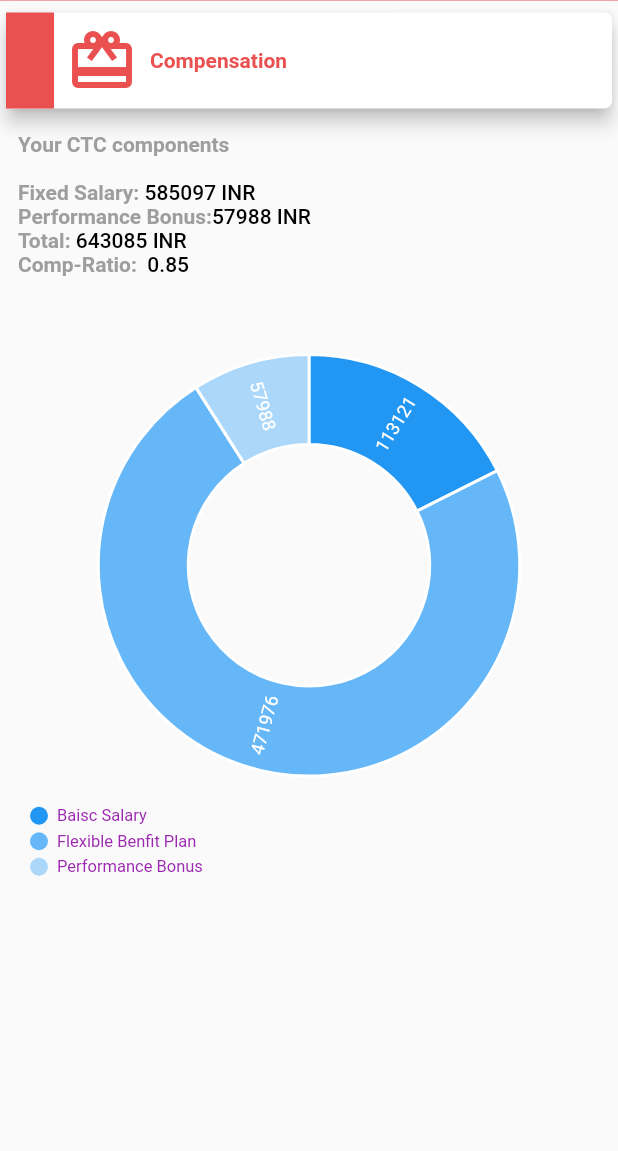
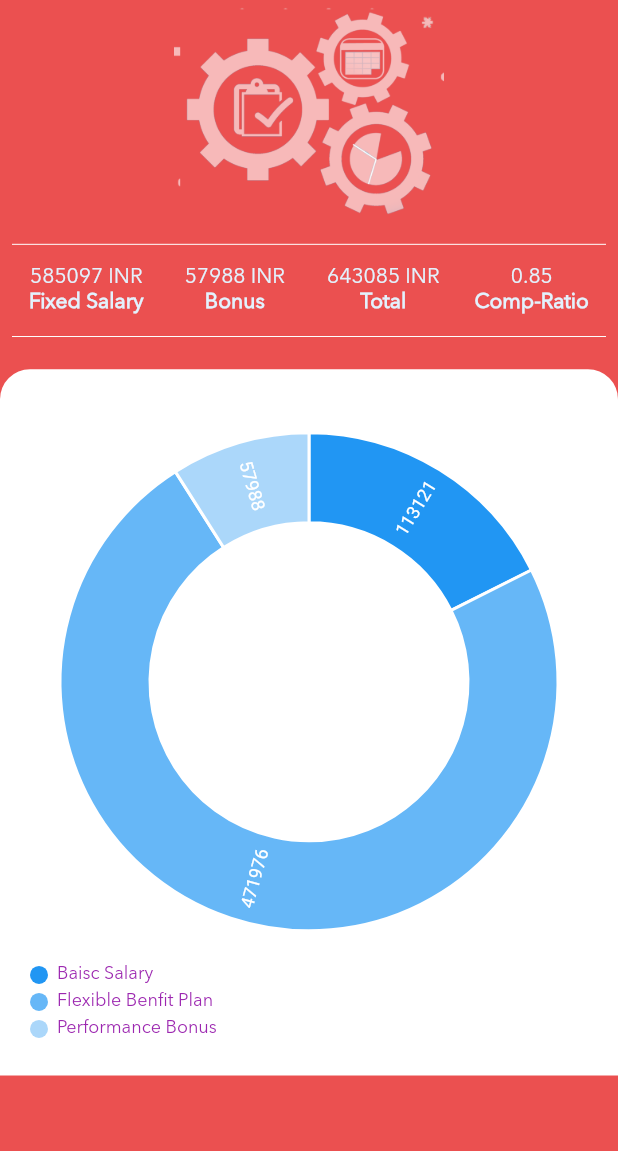
Before and after one commit to davinderkb/bonafide_app, a Flutter app: the MyRewards screen opened directly, on a phone screen of 412 x 824 dp, the part 85-1236 px from its top. Run offline on Flutter 3.47's test engine with Material 2 defaults, Android fonts, the phone set to English and light mode, and no system bars; our stand-ins replace cached_network_image, charts_flutter, dio, flutter_spinkit, toast; network calls fail; Roboto replaces fonts that are missing (Georgia).

Commit message:
Other Pages

```diff
--- a/lib/myrewards.dart
+++ b/lib/myrewards.dart
@@ -1,7 +1,10 @@
+import 'dart:ui';
+
 import 'package:bonafide_app/main.dart';
 import 'package:bonafide_app/util/constants.dart';
 import 'package:charts_flutter/flutter.dart' as charts;
 import 'package:flutter/material.dart';
+import 'package:bonafide_app/util/util.dart';
 
 class MyRewards extends StatelessWidget {
    List<charts.Series> seriesList;
@@ -11,6 +14,7 @@ class MyRewards extends StatelessWidget {
    int bonusAmount = getBonusAmount();
    int fixSalary;
    int totalSalary;
+   TextStyle style = TextStyle(fontFamily: 'AvenirNext', fontSize: 14.0, color: Color(0xff696969));
   MyRewards(bool animate){
     fixSalary = getBaseSalary()+getFbpAmount();
     totalSalary = fixSalary+getBonusAmount();
@@ -26,7 +30,10 @@ class MyRewards extends StatelessWidget {
 
   @override
   Widget build(BuildContext context) {
+    final _width = MediaQuery.of(context).size.width;
+    final _height = MediaQuery.of(context).size.height;
     return Scaffold(
+      backgroundColor: Color(0xffEB5050),
         appBar: new AppBar(
           title: Row(
               mainAxisAlignment: MainAxisAlignment.center,
@@ -49,98 +56,67 @@ class MyRewards extends StatelessWidget {
         ),
         drawer: MainNavigationDrawer(),
         body: SingleChildScrollView(
-
           child: Column(
               mainAxisAlignment: MainAxisAlignment.center,
               mainAxisSize: MainAxisSize.max,
               children: [
-                SizedBox(
-                  width:MediaQuery
-                      .of(context)
-                      .size
-                      .width ,
-                  height: 1.0,
-                  child: Container(color: Color(0xffEB5050),),
+
+                Container(
+
+                    child: Padding(
+                      padding: const EdgeInsets.fromLTRB(8.0, 0, 8, 8),
+                      child: Column(
+                        children: <Widget>[
+                          Center(
+                              child: Image.asset(
+                                  "assets/images/ic_rewards.png", height: _height/5.5,),),
+                          Container(
+                            width: _width,
+                            decoration: BoxDecoration(
+                              color: Color(0xffEB5050),
+                              borderRadius: BorderRadius.all(Radius.circular(16.0)),
                             ),
-                SizedBox(
-                  width:MediaQuery
-                      .of(context)
-                      .size
-                      .width ,
-                  height: 4.0,
+                            child: Column(
+                              children: <Widget>[
+                                new Divider(
+                                  height: _height / 30,
+                                  color: Colors.white,
+                                ),
+                                new Row(
+                                  children: <Widget>[
+                                    rowCell("$fixSalary INR", 'Fixed Salary'),
+                                    rowCell('$bonusAmount INR','Bonus'),
+                                    rowCell('$totalSalary INR', "Total"),
+                                    rowCell('0.85', "Comp-Ratio"),
+                                  ],
+                                ),
+                                new Divider(
+                                    height: _height / 30,
+                                    color: Colors.white),
+                              ],
+
 
                             ),
-                Card(
-                  elevation: 5.0,
-                  shape: RoundedRectangleBorder(
-                      borderRadius: new BorderRadius.circular(5.0)),
-                  child: Row(
-                      mainAxisAlignment: MainAxisAlignment.start,
-                      children: [
-                        Row(
-                            children: [
-                              Container(color: Color(0xffEB5050),width: 32,height: 64,),
-                              Padding(
-                                padding: const EdgeInsets.all(8.0),
-                                child: new Row(
-                                  mainAxisAlignment: MainAxisAlignment.start,
-                                  children: <Widget>[
+                          ),
+                        ],
+                      )
 
-                                    new Icon(
-                                      Icons.card_giftcard, color: Color(0xffEB5050), size: 48,),
-                                    Padding(
-                                      padding: const EdgeInsets.only(left: 8.0),
-                                      child: Text("Compensation",
-                                          style: TextStyle(
-                                              fontWeight: FontWeight.bold,
-                                              color: Color(0xffEB5050))),
+
+                    )),
+                Container(
+                  decoration: BoxDecoration(
+                      borderRadius: BorderRadius.only(
+                          topLeft: Radius.circular(20.0),
+                          topRight: Radius.circular(20.0)),
+                      color: Colors.white
                   ),
-
-                                  ],
-                                ),
-                              ),
-                            ]),
-                      ]),
-                ),
-                Center(
+                  child: Center(
                     child: Column(
                       crossAxisAlignment: CrossAxisAlignment.start,
-
                       children: [
-                    Padding(
-                      padding: const EdgeInsets.all(12.0),
-
-                      child:  new RichText(
-                        text: new TextSpan(
-                          // Note: Styles for TextSpans must be explicitly defined.
-                          // Child text spans will inherit styles from parent
-                          style: new TextStyle(
-                            fontWeight: FontWeight.bold,
-                            color: Colors.grey,
-                          ),
-                          children: <TextSpan>[
-                            new TextSpan(text: 'Your CTC components\n\nFixed Salary: '),
-                            new TextSpan(text: '$fixSalary INR\n', style: new TextStyle(color: Colors.black,fontWeight: FontWeight.w500)),
-                            new TextSpan(text: 'Performance Bonus:'),
-                            new TextSpan(text: '$bonusAmount INR\n', style: new TextStyle(color: Colors.black,fontWeight: FontWeight.w500)),
-                            new TextSpan(text: 'Total:'),
-                            new TextSpan(text: ' $totalSalary INR', style: new TextStyle(color: Colors.black,fontWeight: FontWeight.w500)),
-                            new TextSpan(text: '\nComp-Ratio: '),
-                            new TextSpan(text: ' 0.85', style: new TextStyle(color: Colors.black,fontWeight: FontWeight.w500)),
-                          ],
-                        ),
-                      ),
-
-                    ),
                         SizedBox(
-                      width: MediaQuery
-                          .of(context)
-                          .size
-                          .width,
-                      height: MediaQuery
-                          .of(context)
-                          .size
-                          .height / 2,
+                        width: _width,
+                        height: _height/1.75,
                         child: Padding(
                           padding: EdgeInsets.all(20),
                           child: new charts.PieChart(seriesList,
@@ -162,7 +138,9 @@ class MyRewards extends StatelessWidget {
                               //          outsideLabelStyleSpec: new charts.TextStyleSpec(...)),
                               defaultRenderer: new charts.ArcRendererConfig(
                                   arcWidth: 60,
-                                arcRendererDecorators: [new charts.ArcLabelDecorator()]),
+                                  arcRendererDecorators: [new charts.ArcLabelDecorator(
+
+                                  )]),
                             // Add the legend behavior to the chart to turn on legends.
                             // This example shows how to change the position and justification of
                             // the legend, in addition to altering the max rows and padding.
@@ -190,14 +168,17 @@ class MyRewards extends StatelessWidget {
                                 // Render the legend entry text with custom styles.
                                 entryTextStyle: charts.TextStyleSpec(
                                     color: charts.MaterialPalette.purple.shadeDefault,
-                                  fontFamily: 'Georgia',
-                                  fontSize: 11),
+                                    fontFamily: 'AvenirNext',
+                                    fontSize: 12,
+
+                                ),
                               )
                             ],
                           ),
                         ),
                       ),
                    ] ),
+                  ),
                 ),
 
               ]),
--- a/lib/util/util.dart
+++ b/lib/util/util.dart
@@ -1,4 +1,18 @@
 import 'package:flutter/material.dart';
+
+
+Widget rowCell(String count, String type) => new Expanded(
+    child: new Column(
+      children: <Widget>[
+        new Text(
+          '$count',
+          style: new TextStyle(fontFamily: 'AvenirNext',color: Colors.blue[50]),
+        ),
+        new Text(type,
+            style: new TextStyle(fontFamily: 'AvenirNext',
+                color: Colors.blue[50], fontWeight: FontWeight.bold))
+      ],
+    ));
 
 Color quickDescBackgroundColor(String status) {
   switch (int.parse(status)) {
@@ -50,7 +64,7 @@ Text convertLeaveStatusToText(String status) {
     default:
       {
         return Text(
-          "Pending for approval",
+          "Pending\nfor approval",
           style: new TextStyle(
               fontFamily: 'AvenirNext',
               fontSize: 18,
```
Also changed, not shown: lib/homepage.dart (+25 -17 lines), lib/manageleaves.dart (+13 -9 lines), lib/mytimesheet.dart (+8 -8 lines), lib/organizationprofile.dart (+11 -18 lines), lib/resetpassword.dart (+8 -5 lines), lib/util/constants.dart (+4 -4 lines), lib/util/customdialog.dart (+28 -45 lines), assets/images/ic_myreward.png (deleted), assets/images/ic_reset_password.png, assets/images/ic_rewards.png (added). Lines whose indentation alone changed are shown as unchanged.
